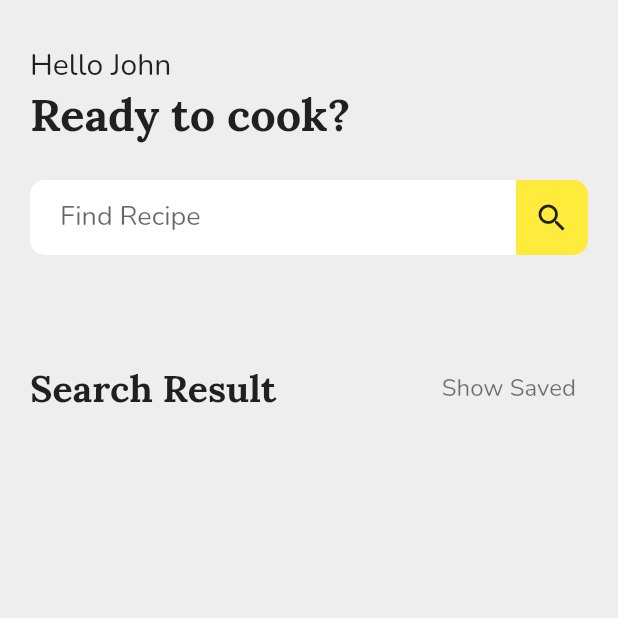
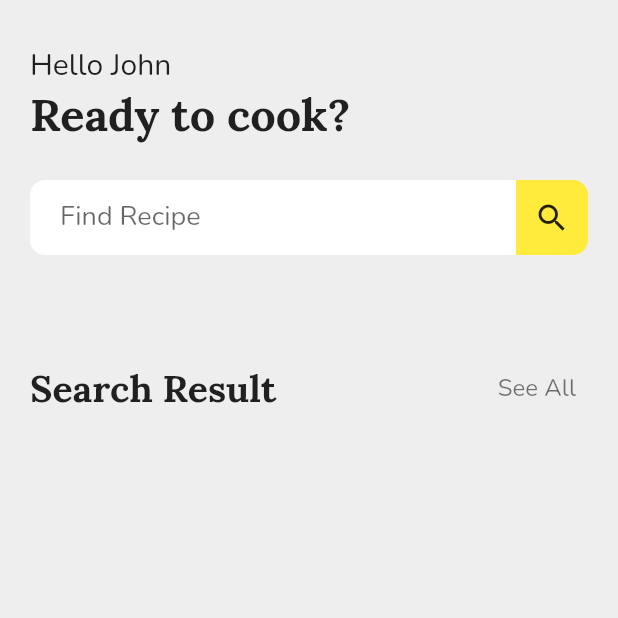
Before and after one commit to ZRShamim/recipe_search-_app, a Flutter app: the screen it shows after launch, on a phone screen of 412 x 824 dp, the top half of it. Run offline on Flutter 3.47's test engine with Material 2 defaults, Android fonts, the phone set to English and light mode, and no system bars; our stand-ins replace animated_splash_screen; network calls fail.

Commit message:
Landscape View Updated

```diff
--- a/lib/pages/hompage.dart
+++ b/lib/pages/hompage.dart
@@ -15,17 +15,15 @@ class HomePage extends StatefulWidget {
 class _HomePageState extends State<HomePage> {
   var _isLoading = false;
   var _showFav = false;
-  var _showAll = true;
   var _isInit = true;
   var _showCategorySlider = false;
   TextEditingController myController = TextEditingController();
   Future<void> loadData(String cat) async {
-    // print(cat);
     setState(() {
+      _showFav = false;
       _isLoading = true;
     });
     try {
-      // print(cat);
       await Provider.of<RecipesProvieder>(context, listen: false)
           .fetchAndSetRecipeCategory(myController.text, cat);
     } catch (error) {
@@ -117,14 +115,10 @@ class _HomePageState extends State<HomePage> {
                     },
                     child: Text(
                       _showCategorySlider ? 'Search' : 'Categories',
-                      style: const TextStyle(
-                          color: Colors.black54, fontSize: 18),
+                      style:
+                          const TextStyle(color: Colors.black54, fontSize: 18),
                     ),
                   )
-                // icon: const Icon(
-                //   Icons.more_vert_outlined,
-                //   color: Colors.black,
-                // ))
               ],
             ),
             SizedBox(
@@ -237,37 +231,26 @@ class _HomePageState extends State<HomePage> {
             Row(
               mainAxisAlignment: MainAxisAlignment.spaceBetween,
               children: [
-                _showAll
-                    ? ResultTitle('Search Result')
-                    : ResultTitle('Saved Recipe'),
-                _showAll
-                    ? TextButton(
-                        onPressed: () {
-                          setState(() {
-                            _showFav = true;
-                            _showAll = false;
-                          });
-                        },
-                        child: FavAllChangeBtn('Show Saved'),
-                      )
-                    : TextButton(
-                        onPressed: () {
-                          setState(() {
-                            _showFav = false;
-                            _showAll = true;
-                          });
-                        },
-                        child: FavAllChangeBtn('See All'),
-                      ),
+                _showFav
+                    ? ResultTitle('Saved Recipe')
+                    : ResultTitle('Search Result'),
+                TextButton(
+                  onPressed: () {
+                    setState(() {
+                      _showFav = !_showFav;
+                    });
+                  },
+                  child: FavAllChangeBtn(_showFav ? 'Show Saved' : 'See All'),
+                )
               ],
             ),
             if (_showFav)
               _isLoading
                   ? ProgressIndicatorWidget()
                   : data.recipesFav.isEmpty
-                      ? const Padding(
-                          padding: EdgeInsets.only(top: 150),
-                          child: Center(
+                      ? Padding(
+                          padding: EdgeInsets.only(top: isLandscape ? 80 : 150),
+                          child: const Center(
                             child: Text(
                               'No Saved Recipe',
                               style: TextStyle(
@@ -281,9 +264,9 @@ class _HomePageState extends State<HomePage> {
                       : RecipeGrid(recipe: data.recipesFav)
             else
               myController.text.isEmpty || data.recipes.isEmpty
-                  ? const Padding(
-                      padding: EdgeInsets.only(top: 150),
-                      child: Center(
+                  ? Padding(
+                      padding: EdgeInsets.only(top: isLandscape ? 80 : 150),
+                      child: const Center(
                         child: Text(
                           'Search For Recipe',
                           style: TextStyle(
```
